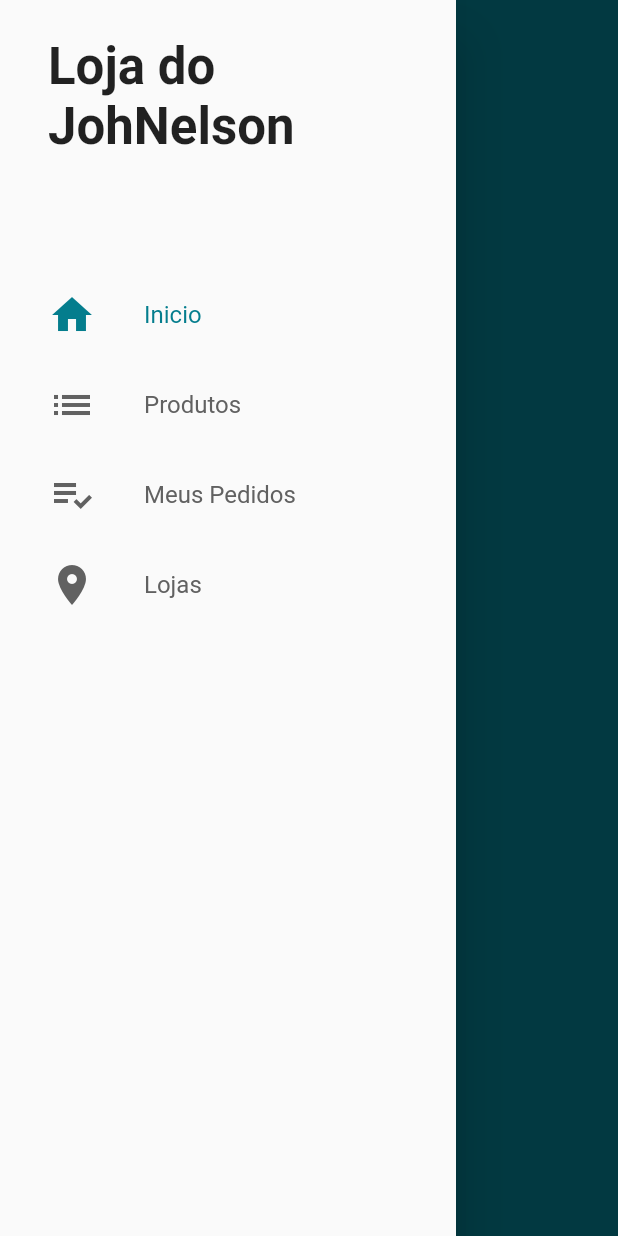
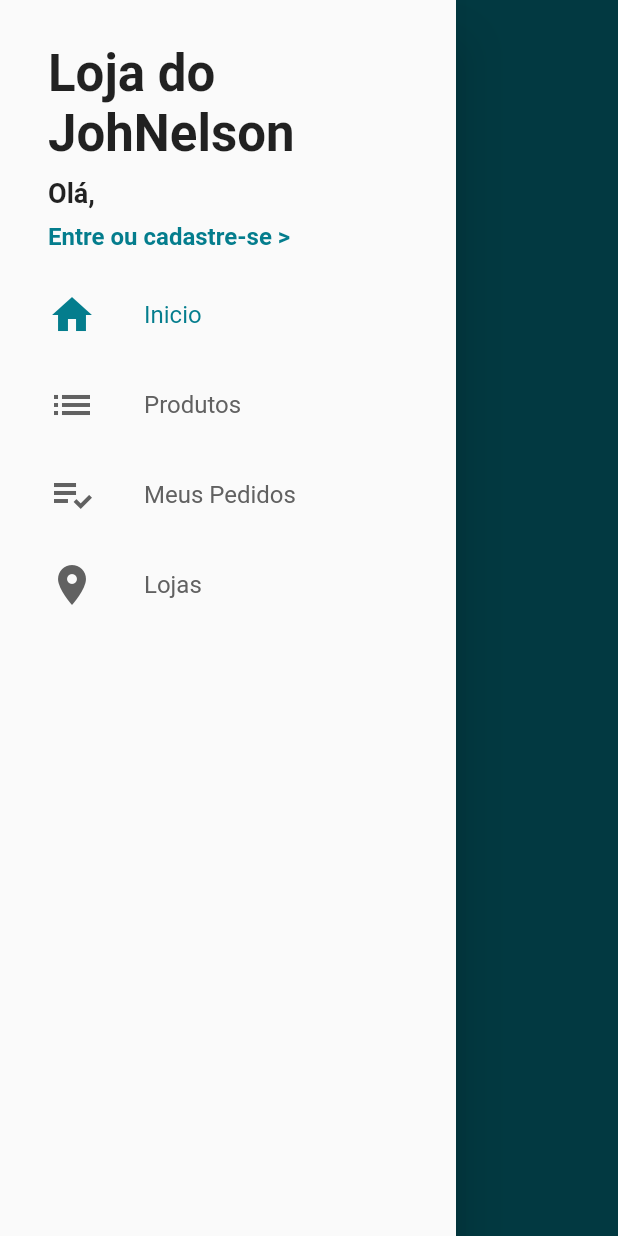
Before and after one commit to JonathanNelso/loja_virtual, a Flutter app: the screen it shows after launch, with the side drawer open, on a phone screen of 412 x 824 dp. Run offline on Flutter 3.47's test engine with Material 2 defaults, Android fonts, the phone set to English and light mode, and no system bars; our stand-ins replace cloud_firestore, firebase_auth; accounts and stored records are empty.

Commit message:
Finalizando o Acesso ao Usuário pelo Drawer e Logout

```diff
--- a/lib/common/custom_drawer/custom_drawer_header.dart
+++ b/lib/common/custom_drawer/custom_drawer_header.dart
@@ -12,6 +12,7 @@ class CustomDrawer_Header extends StatelessWidget {
         builder: (_, userManager, __){
           return Column(
             crossAxisAlignment: CrossAxisAlignment.start,
+            mainAxisAlignment: MainAxisAlignment.spaceAround,
             children: <Widget>[
               Text(
                 'Loja do\nJohNelson',
@@ -20,7 +21,34 @@ class CustomDrawer_Header extends StatelessWidget {
                   fontWeight: FontWeight.bold,
                 ),
               ),
-
+              Text(
+                'Olá, ${userManager.user?.name ?? ''}',
+                overflow: TextOverflow.ellipsis,
+                maxLines: 2,
+                style: TextStyle(
+                  fontSize: 18,
+                  fontWeight: FontWeight.bold,
+                ),
+              ),
+              GestureDetector(
+                onTap: (){
+                  if (userManager.isLoggedIn) {
+                    userManager.signOut();
+                  } else{
+                    Navigator.of(context).pushNamed('/login');
+                  }
+                },
+                child: Text(
+                  userManager.isLoggedIn
+                    ? 'Sair'
+                    : 'Entre ou cadastre-se >',
+                  style: TextStyle(
+                    color: Theme.of(context).primaryColor,
+                    fontSize: 16,
+                    fontWeight: FontWeight.bold,
+                  ),
+                ),
+              ),
             ],
           );
         },
--- a/lib/main.dart
+++ b/lib/main.dart
@@ -1,6 +1,7 @@
 import 'package:flutter/material.dart';
 import 'package:loja_virtual/models/user_manager.dart';
 import 'package:loja_virtual/screens/base/base_screen.dart';
+import 'package:loja_virtual/screens/login/login_screen.dart';
 import 'package:loja_virtual/screens/signup/signup_screen.dart';
 import 'package:provider/provider.dart';
 
@@ -13,6 +14,7 @@ class MyApp extends StatelessWidget {
   Widget build(BuildContext context) {
     return ChangeNotifierProvider(
       create: (_) => UserManager(),
+      lazy: false,
       child: MaterialApp(
         title: 'Loja do JohNelson',
         debugShowCheckedModeBanner: false,
@@ -27,6 +29,10 @@ class MyApp extends StatelessWidget {
         initialRoute: '/base',
         onGenerateRoute: (settings){
           switch(settings.name){
+            case '/login':
+              return MaterialPageRoute(
+                builder: (_) => LoginScreen()
+              );
             case '/signup':
               return MaterialPageRoute(
                 builder: (_) => SignUpScreen()
--- a/lib/screens/login/login_screen.dart
+++ b/lib/screens/login/login_screen.dart
@@ -89,7 +89,7 @@ class LoginScreen extends StatelessWidget {
                                   );
                                 },
                                 onSuccess: () {
-                                  // TODO: FECHAR TELA DE LOGIN
+                                  Navigator.of(context).pop();
                                 });
                           }
                         },
--- a/lib/screens/signup/signup_screen.dart
+++ b/lib/screens/signup/signup_screen.dart
@@ -103,8 +103,7 @@ class SignUpScreen extends StatelessWidget {
                         context.read<UserManager>().signUp(
                           user: user,
                           onSuccess: (){
-                            debugPrint('sucesso');
-                            // TODO: POP
+                            Navigator.of(context).pop();
                           },
                           onFail: (e){
                             scaffoldkey.currentState.showSnackBar(
```
Also changed, not shown: lib/models/user_manager.dart (+8 -0 lines).
